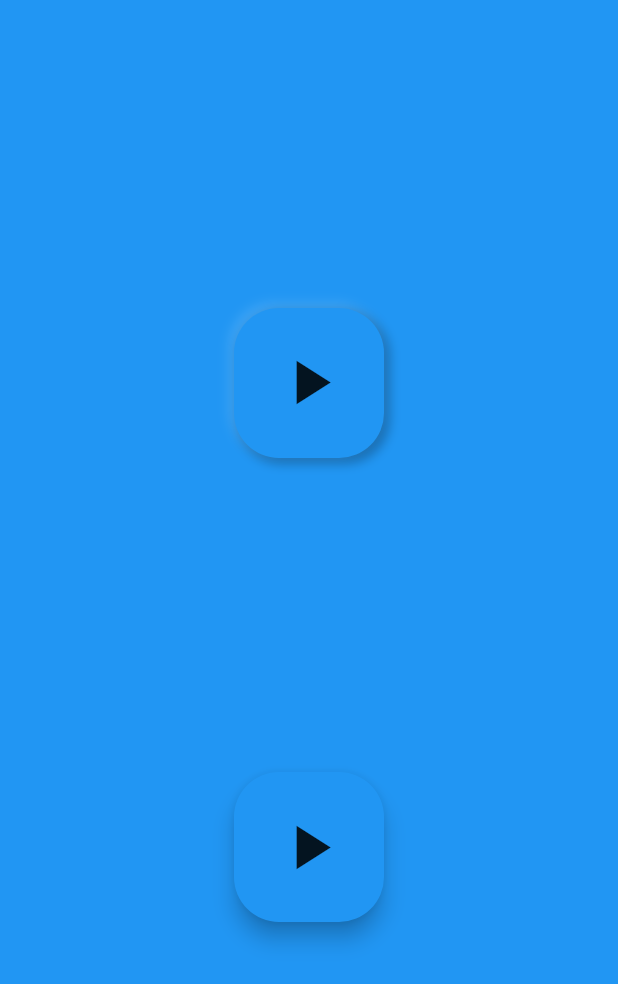
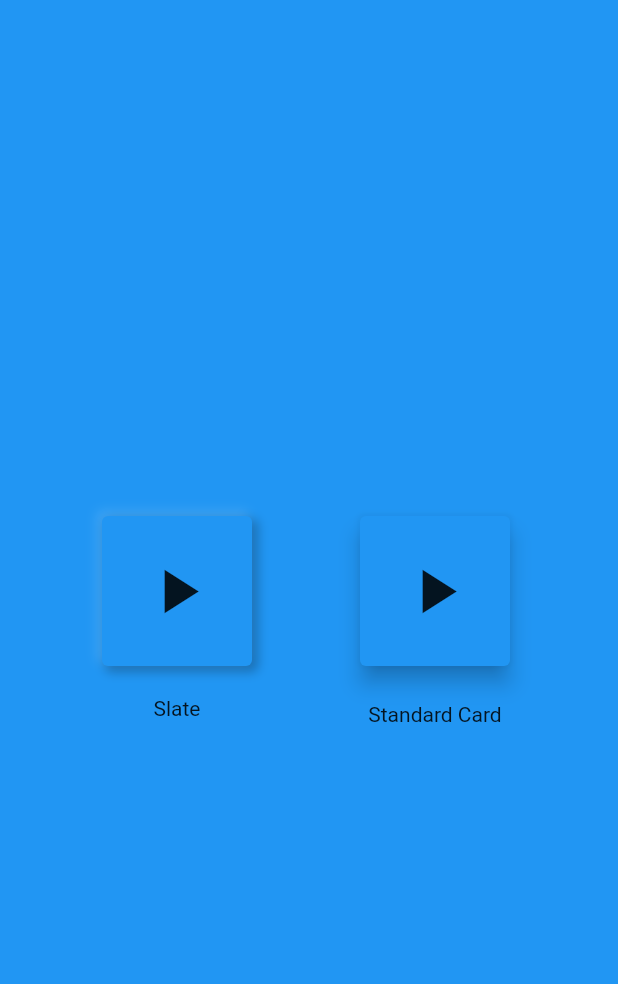
Before and after one commit to ejprok/slate, a Flutter app: the screen it shows after launch, on a phone screen of 412 x 824 dp. Shown: the top 984 px of the screen. Run offline on Flutter 3.47's test engine with Material 2 defaults, Android fonts, the phone set to English and light mode, and no system bars.

Commit message:
Update package to showcase features
- Clean up example project
- Make rounding optional for a Slate
- Update README.md

```diff
--- a/example/lib/main.dart
+++ b/example/lib/main.dart
@@ -19,29 +19,35 @@ class MyHomePage extends StatelessWidget {
   Widget build(BuildContext context) {
     return Scaffold(
       backgroundColor: Colors.blue,
-      body: Column(
+      body: Row(
         mainAxisAlignment: MainAxisAlignment.spaceEvenly,
         children: <Widget>[
-          Center(
-            child: Slate(
+          Column(
+            mainAxisAlignment: MainAxisAlignment.center,
+            children: <Widget>[
+              Slate(
                 child: Container(
                   width: 100,
                   height: 100,
                   child: Center(
-                  child: Icon(Icons.play_arrow, size: 50),
+                    child: Icon(
+                      Icons.play_arrow,
+                      size: 50,
+                    ),
                   ),
                 ),
                 color: Colors.blue,
-              rounding: 30,
+                rounding: 4,
               ),
+              SizedBox(height: 20),
+              Text("Slate"),
+            ],
           ),
-          Center(
-            child: Card(
+          Column(
+            mainAxisAlignment: MainAxisAlignment.center,
+            children: <Widget>[
+              Card(
                 elevation: 6,
-              clipBehavior: Clip.antiAlias,
-              shape: RoundedRectangleBorder(
-                borderRadius: BorderRadius.circular(30),
-              ),
                 child: Container(
                   width: 100,
                   height: 100,
@@ -51,6 +57,9 @@ class MyHomePage extends StatelessWidget {
                 ),
                 color: Colors.blue,
               ),
+              SizedBox(height: 20),
+              Text("Standard Card"),
+            ],
           ),
         ],
       ),
--- a/lib/slate.dart
+++ b/lib/slate.dart
@@ -6,8 +6,11 @@ class Slate extends StatelessWidget {
   final Widget child;
   final Color color;
   final double rounding;
-  Slate({@required this.child, @required this.color, this.rounding})
-      : assert(child != null);
+  Slate({
+    @required this.child,
+    @required this.color,
+    this.rounding,
+  }) : assert(child != null);
 
   @override
   Widget build(BuildContext context) {
@@ -17,7 +20,7 @@ class Slate extends StatelessWidget {
     return Container(
       decoration: BoxDecoration(
         color: this.color,
-        borderRadius: BorderRadius.all(Radius.circular(this.rounding)),
+        borderRadius: BorderRadius.all(Radius.circular(this.rounding ?? 0)),
         boxShadow: [
           BoxShadow(
               color: lowerShadow,
--- a/pubspec.yaml
+++ b/pubspec.yaml
@@ -1,6 +1,6 @@
 name: slate
 description: A UI library
-version: 0.0.1
+version: 0.0.2
 homepage: https://github.com/ejprok/slate
 
 environment:
```
Also changed, not shown: example/pubspec.lock, 1 other file. Lines whose indentation alone changed are shown as unchanged.
